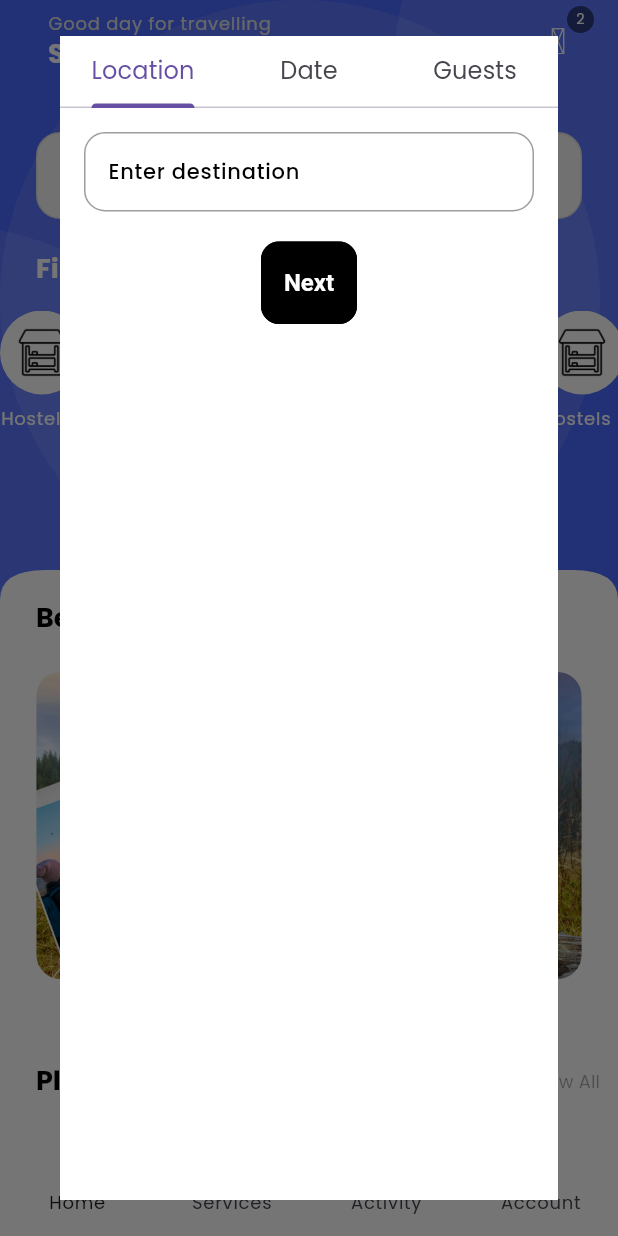
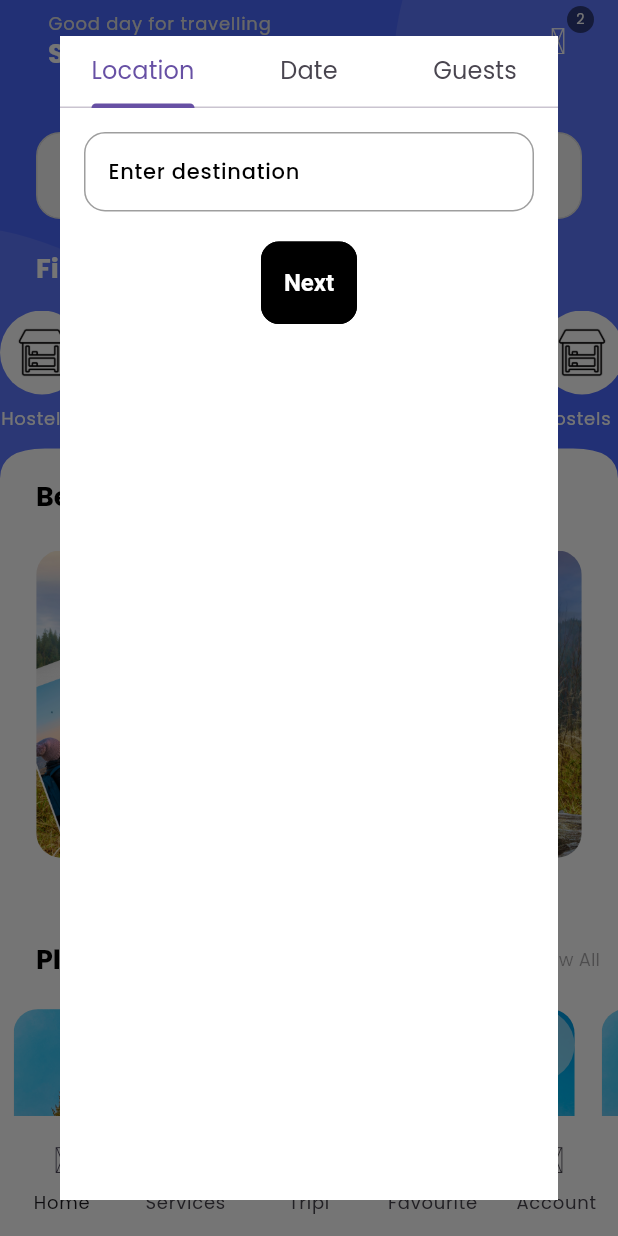
Before and after one commit to Savindu2001/airsolo_main, a Flutter app: the NavigationMenu screen opened directly, after a tap on "Where you go next?", on a phone screen of 412 x 824 dp. Run offline on Flutter 3.47's test engine with Material 3 defaults, Android fonts, the phone set to English and light mode, and no system bars; drawn by our look-alikes of carousel_slider; our stand-ins replace firebase_core, get, get_storage, hugeicons, iconsax, logger and 1 more; accounts and stored records are empty.

```diff
--- a/lib/common/widgets/custome_shapes/containers/primary_hader_container.dart
+++ b/lib/common/widgets/custome_shapes/containers/primary_hader_container.dart
@@ -20,17 +20,13 @@ class APrimaryHeaderContainer extends StatelessWidget {
                   color: darkMode? AColors.primary : AColors.homePrimary,
                   padding: const EdgeInsets.all(0),
 
-                  child: SizedBox(
-                    height: 400,
-                    width: double.infinity,
+                  child: Container(
                     child: Stack(
                       children: [
 
                         // Background Shapes
 
                           Positioned(top: -150,right: -250,child: ACircularContainer(backgroundColor: darkMode ? AColors.black.withOpacity(0.1) : AColors.white.withOpacity(0.1))),
-                          ACircularContainer(backgroundColor: darkMode ? AColors.black.withOpacity(0.1) : AColors.white.withOpacity(0.1),width: 400, height: 400, radius: 400,),
-
                           Positioned(top: 150,right: 250,child: ACircularContainer(backgroundColor: darkMode ? AColors.black.withOpacity(0.1) : AColors.white.withOpacity(0.1))),
                           Positioned(top: 150,right: 250,child: ACircularContainer(width: 100, height:100, backgroundColor: darkMode ? AColors.black.withOpacity(0.1) : AColors.white.withOpacity(0.1))),
                           Positioned(top: 180,right: 100,child: ACircularContainer(width: 50, height:50, backgroundColor: darkMode ? AColors.black.withOpacity(0.1) : AColors.white.withOpacity(0.1))),
--- a/lib/common/widgets/item_cards/vertical_item_card.dart
+++ b/lib/common/widgets/item_cards/vertical_item_card.dart
@@ -60,6 +60,7 @@ class AItemCardVertical extends StatelessWidget {
                  ARoundedImage(imageUrl: image, applyImageRadius: applyImageRadius,),
 
                 /// Sales Tag
+                if(showDiscount == true)
                 Positioned(
                   top: 12,
                   left: 2,
--- a/lib/features/app/screens/home/main_home.dart
+++ b/lib/features/app/screens/home/main_home.dart
@@ -32,11 +32,11 @@ class MainHomeScreen extends StatelessWidget {
 
                         children: [
                           //App Bar
-                           AHomeAppBar(),
-                           SizedBox(height: ASizes.spaceBtwSections,),
+                           const AHomeAppBar(),
+                           const SizedBox(height: ASizes.spaceBtwSections,),
                           //SearchBar
-                          ASearchBarContainer( text: 'Where you go next?', showBackground: true, showBorder: true, icon: Iconsax.search_normal,),
-                          SizedBox(height: ASizes.spaceBtwItems+ 5,),
+                          const ASearchBarContainer( text: 'Where you go next?', showBackground: true, showBorder: true, icon: Iconsax.search_normal,),
+                          const SizedBox(height: ASizes.spaceBtwItems+ 5,),
 
                           // Category Title & Icons
 
@@ -46,7 +46,8 @@ class MainHomeScreen extends StatelessWidget {
 
                           // Category Icons
 
-                          AHomeCategories(),
+                          const AHomeCategories(),
+                          const SizedBox(height: ASizes.spaceBtwSections,),
 
 
                         ]
@@ -67,7 +68,7 @@ class MainHomeScreen extends StatelessWidget {
 
                   //Popular Places Card
                   const ASectionHeading(title: 'Places!', showActionButton: true),
-                  SizedBox(
+                  const SizedBox(
                     height: 220,
                     child: AItemCardSlider(title: 'Mirissa', image: AImages.placeImage2,)),
 
@@ -84,7 +85,7 @@ class MainHomeScreen extends StatelessWidget {
                   const SizedBox(height: ASizes.spaceBtwItems/2,),
                   SizedBox(
                     height: 420,
-                    child: AListLayout(itemCount: 3, itemBuilder: (_, index) => AItemCardHorizantal(scoreName: 'Super', businessName: 'Cozy Secrets', city: 'dambulla', country: 'sri lanka', image: AImages.hostelImage2, score: 7.5, reviewCount: 134, discount: 40, ))),
+                    child: AListLayout(itemCount: 3, itemBuilder: (_, index) => const AItemCardHorizantal(scoreName: 'Super', businessName: 'Cozy Secrets', city: 'dambulla', country: 'sri lanka', image: AImages.hostelImage2, score: 7.5, reviewCount: 134, discount: 40, ))),
                   const SizedBox(height: ASizes.spaceBtwItems,),
 
 
--- a/lib/features/app/screens/services/service_home.dart
+++ b/lib/features/app/screens/services/service_home.dart
@@ -22,7 +22,7 @@ class ServiceHomeScreen extends StatelessWidget {
       child: Scaffold(
         appBar: AppBar(
           automaticallyImplyLeading: false,
-          title:  Text(ATexts.serviceScreenTitle, style: Theme.of(context).textTheme.headlineLarge,),
+          title:  Text(ATexts.serviceScreenTitle, style: Theme.of(context).textTheme.headlineMedium,),
         ),
 
         body: NestedScrollView(
@@ -75,7 +75,6 @@ class ServiceHomeScreen extends StatelessWidget {
                     tabs:  [
                       Tab(child: Text('Hostels'),),
                       Tab(child: Text('Taxi'),),
-                      Tab(child: Text('Guides'),),
                       Tab(child: Text('Safari'),),
                       Tab(child: Text('Resturants'),),
                       Tab(child: Text('Events'),),
@@ -97,7 +96,6 @@ class ServiceHomeScreen extends StatelessWidget {
               ACategoryTab(),
               ACategoryTab(),
               ACategoryTab(),
-              ACategoryTab(),
 
             ]
             ),
--- a/lib/navigation_menu.dart
+++ b/lib/navigation_menu.dart
@@ -1,5 +1,7 @@
 import 'package:airsolo/features/app/screens/services/service_home.dart';
 import 'package:airsolo/features/app/screens/home/main_home.dart';
+import 'package:airsolo/features/app/screens/wishlist/wishlist.dart';
+import 'package:airsolo/features/personalization/screens/setting/setting.dart';
 import 'package:airsolo/utils/constants/colors.dart';
 import 'package:airsolo/utils/helpers/helper_functions.dart';
 import 'package:flutter/material.dart';
@@ -38,7 +40,12 @@ class NavigationMenu extends StatelessWidget {
 
               NavigationDestination(
               icon: Icon(Iconsax.ticket),
-              label: 'Activity'
+              label: 'Tripi'
+              ),
+
+              NavigationDestination(
+              icon: Icon(Iconsax.heart5),
+              label: 'Favourite'
               ),
 
                NavigationDestination(
@@ -61,5 +68,5 @@ class NavigationMenu extends StatelessWidget {
 class NavigationController extends GetxController {
   final Rx<int> selectedIndex = 0.obs;
 
-  final screens = [const MainHomeScreen(),const ServiceHomeScreen(), Container(color: Colors.blue,), Container(color: Colors.green,)];
+  final screens = [const MainHomeScreen(),const ServiceHomeScreen(), Container(color: Colors.blue,),const AWishListPage(), const ASettingScreen(),];
 }
--- a/lib/utils/constants/image_strings.dart
+++ b/lib/utils/constants/image_strings.dart
@@ -61,6 +61,11 @@ class AImages{
 
 
 
+  /// User Profile Images
+  static const String userProfile= 'assets/images/user/user.png';
+
+
+
 
 
 
--- a/pubspec.yaml
+++ b/pubspec.yaml
@@ -53,6 +53,7 @@ flutter:
     - assets/images/banners/
     - assets/logo/
     - assets/images/items/
+    - assets/images/user/
 
 
 #------  LOCAL FONTS ------#
```
Also changed, not shown: lib/common/widgets/list_tiles/setting_menu_tile.dart (added, +27 -0 lines), lib/common/widgets/list_tiles/user_profile_tile.dart (added, +27 -0 lines), lib/features/app/screens/services/widgets/category_tab.dart (+7 -7 lines), lib/features/app/screens/wishlist/wishlist.dart (added, +38 -0 lines), lib/features/personalization/screens/profile/profile.dart (added, +12 -0 lines), lib/features/personalization/screens/setting/setting.dart (added, +77 -0 lines), assets/images/user/user.png (added), 1 other file.
